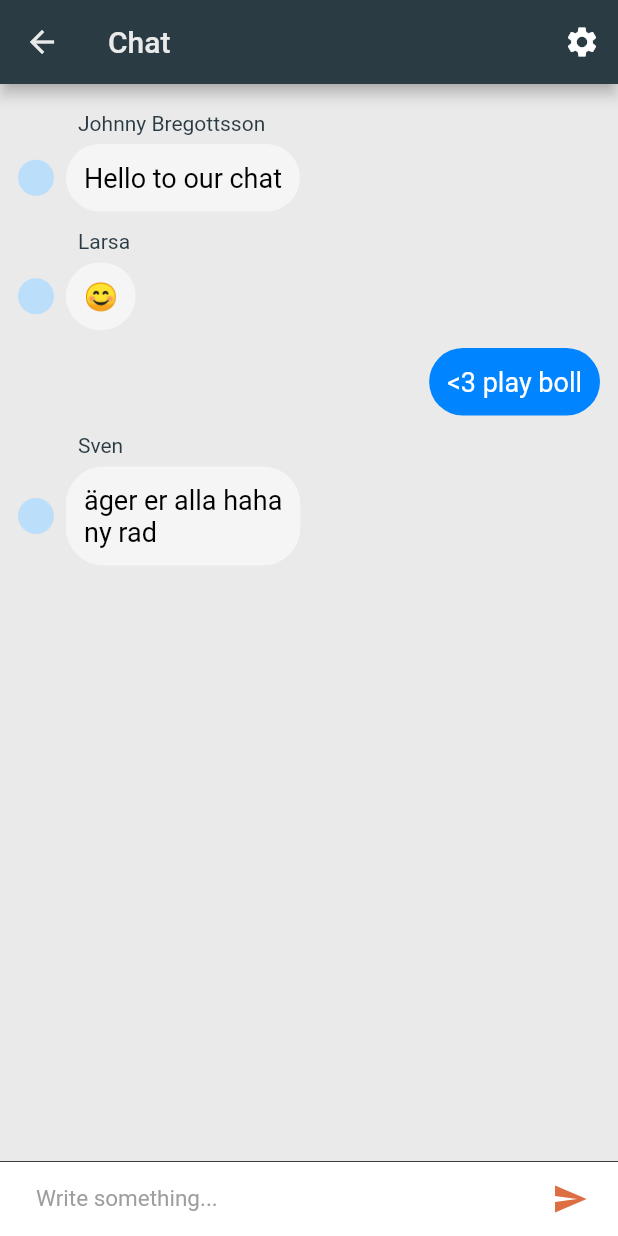
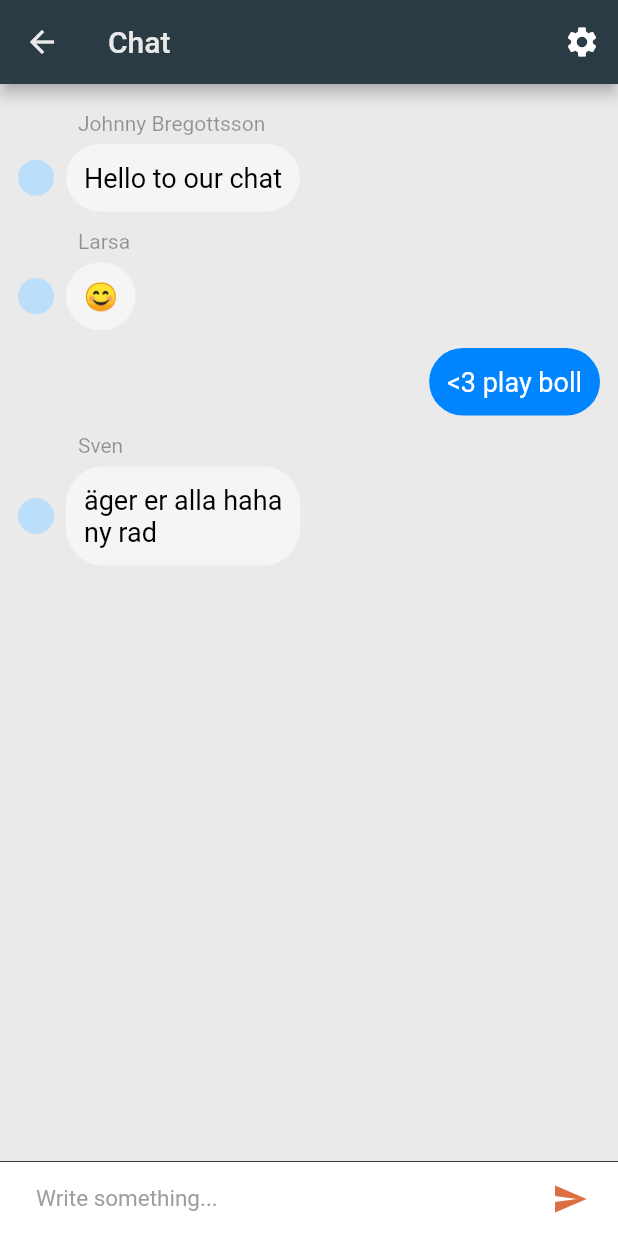
Before and after one commit to matchpoint-app/matchpointApp, a Flutter app: the ChatContainer screen opened by its route, on a phone screen of 412 x 824 dp. Run offline on Flutter 3.47's test engine with Material 2 defaults, Android fonts, the phone set to English and light mode, and no system bars; our stand-ins replace cloud_firestore, firebase_auth, flutter_i18n; missing offline and left inert: google_map_location_picker; accounts and stored records are empty.

Commit message:
grey in chat author

```diff
--- a/lib/screens/social/components/message.dart
+++ b/lib/screens/social/components/message.dart
@@ -51,6 +51,7 @@ class Message extends StatelessWidget {
             alignment: Alignment.centerLeft,
             child: Text(
               chat.author,
+              style: TextStyle(color: Colors.black38),
             )),
         Container(
           alignment: Alignment.centerLeft,
```
